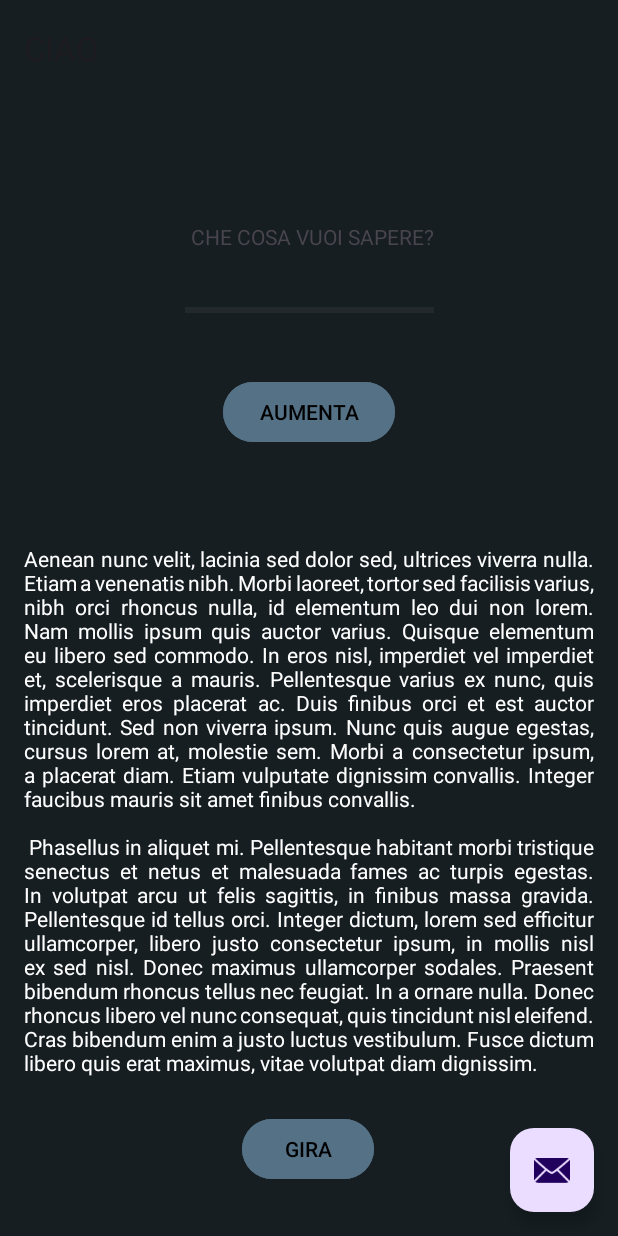
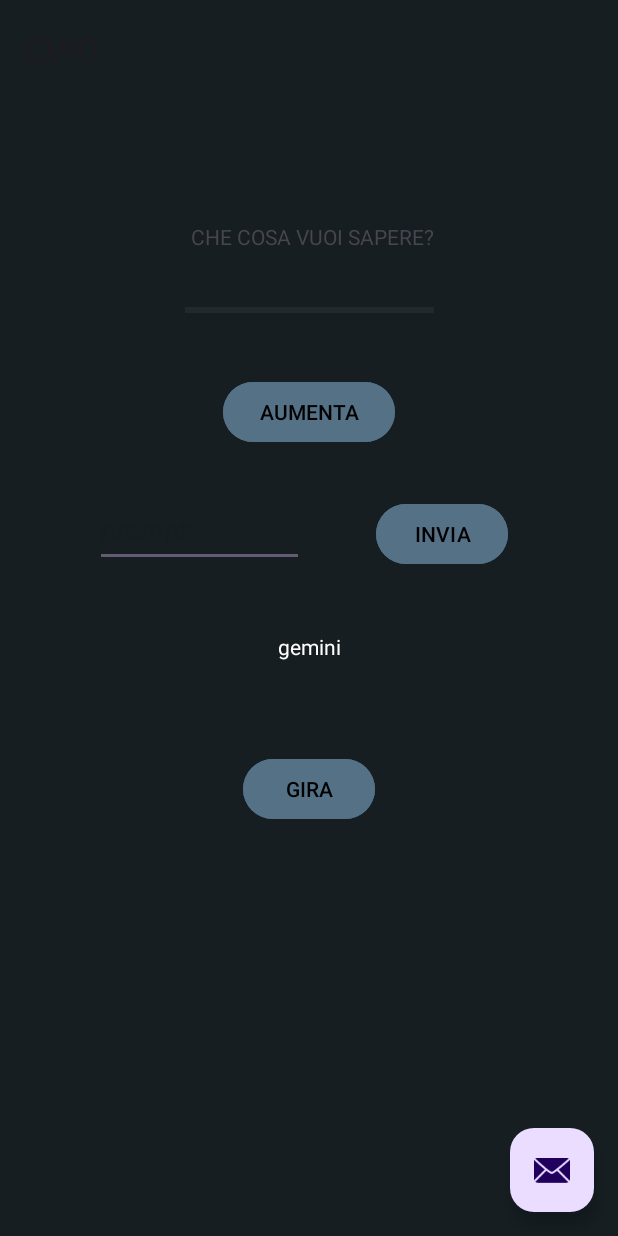
Before and after one commit to Artur73737/app-java, an Android app: the screen it shows after launch (MainActivity), on a phone screen of 412 x 824 dp. Run offline under Robolectric (Android 15) with nearby library versions, the phone set to English and light mode, and no system bars; our stand-ins replace navigation-ui; libraries missing offline, so code that uses them is left out: com.google.ai.client; 2 statements that could not run were skipped.

Commit message:
integration gemini AI

```diff
--- a/app/build.gradle.kts
+++ b/app/build.gradle.kts
@@ -42,6 +42,14 @@ dependencies {
     implementation("com.google.android.material:material:1.11.0")
     implementation("androidx.constraintlayout:constraintlayout:2.1.4")
     implementation("androidx.navigation:navigation-fragment:2.7.7")
+    // add the dependency for the Google AI client SDK for Android
+    implementation("com.google.ai.client.generativeai:generativeai:0.1.2")
+
+    // Required for one-shot operations (to use `ListenableFuture` from Reactive Streams)
+    implementation("com.google.guava:guava:31.0.1-android")
+
+    // Required for streaming operations (to use `Publisher` from Guava Android)
+    implementation("org.reactivestreams:reactive-streams:1.0.4")
     implementation("androidx.navigation:navigation-ui:2.7.7")
     testImplementation("junit:junit:4.13.2")
     androidTestImplementation("androidx.test.ext:junit:1.1.5")
--- a/app/src/main/AndroidManifest.xml
+++ b/app/src/main/AndroidManifest.xml
@@ -4,8 +4,7 @@
 
     <uses-permission android:name="android.permission.INTERNET">
     </uses-permission>
-    <uses-permission android:name="android.permission.VIBRATE">
-    </uses-permission>
+
 
     <application
         android:allowBackup="true"
--- a/app/src/main/java/com/example/home/FirstFragment.java
+++ b/app/src/main/java/com/example/home/FirstFragment.java
@@ -2,28 +2,41 @@ package com.example.home;
 
 import static androidx.core.content.ContextCompat.getSystemService;
 
+import android.adservices.common.AdData;
 import android.content.Context;
 import android.os.Bundle;
+import android.os.Handler;
+import android.os.Looper;
 import android.os.Vibrator;
 import android.view.LayoutInflater;
 import android.view.View;
 import android.view.ViewGroup;
 import android.widget.ProgressBar;
 import android.content.Context;
-
 import androidx.annotation.NonNull;
 import androidx.core.content.ContextCompat;
 import androidx.fragment.app.Fragment;
 import androidx.navigation.fragment.NavHostFragment;
+import com.example.home.databinding.FragmentFirstBinding;
+import com.google.ai.client.generativeai.GenerativeModel;
+import com.google.ai.client.generativeai.java.GenerativeModelFutures;
+import com.google.ai.client.generativeai.type.Content;
+import com.google.ai.client.generativeai.type.GenerateContentResponse;
+import com.google.common.util.concurrent.FutureCallback;
+import com.google.common.util.concurrent.Futures;
+import com.google.common.util.concurrent.ListenableFuture;
+import com.google.ai.client.generativeai.type.Content;
 
-import com.example.home.databinding.FragmentFirstBinding;
+
+import java.util.concurrent.Executor;
+import java.util.concurrent.Executors;
 
 public class FirstFragment extends Fragment {
 
     private FragmentFirstBinding binding;
 
 
-
+    String key = "AIzaSyC6TNo0LqCSmtmviQb-XVtkpFxHJREemvk";
 
     int conta=0;
 
@@ -39,6 +52,45 @@ public class FirstFragment extends Fragment {
     // Chiamato subito dopo che il layout del fragment è stato inflato
     public void onViewCreated(@NonNull View view, Bundle savedInstanceState) {
         super.onViewCreated(view, savedInstanceState);
+
+
+        GenerativeModel gm = new GenerativeModel("gemini-pro", key);
+        GenerativeModelFutures model = GenerativeModelFutures.from(gm);
+        Executor executor = Executors.newSingleThreadExecutor();
+
+        binding.inviagemini.setOnClickListener(v -> {
+            // For text-only input, use the gemini-pro model
+            String prompt=String.valueOf(binding.geminiprompt.getText());
+            Content content = new Content.Builder()
+                    .addText(prompt)
+                    .build();
+
+            ListenableFuture<GenerateContentResponse> response = model.generateContent(content);
+            Handler handler = new Handler(Looper.getMainLooper());
+            Futures.addCallback(response, new FutureCallback<GenerateContentResponse>() {
+                @Override
+                public void onSuccess(GenerateContentResponse result) {
+                    String resultText = result.getText();
+                    handler.post(() -> {
+                        binding.geminiresponse.setText(resultText);
+                    });
+                }
+
+                @Override
+                public void onFailure(Throwable t) {
+                    handler.post(()->{
+                        binding.geminiresponse.setText("fail");
+                        t.printStackTrace();
+                    });
+
+                }
+            }, executor);
+            binding.geminiprompt.setText("");
+        });
+
+
+
+
 
 
         binding.button.setOnClickListener(v -> {
--- a/app/src/main/res/layout/fragment_first.xml
+++ b/app/src/main/res/layout/fragment_first.xml
@@ -16,14 +16,15 @@
             android:id="@+id/button_first"
             android:layout_width="wrap_content"
             android:layout_height="wrap_content"
-            android:layout_marginTop="24dip"
+            android:layout_marginStart="32dip"
+            android:layout_marginTop="61dip"
+            android:layout_marginEnd="32dip"
             android:backgroundTint="@color/azzurro"
             android:text="@string/next"
             android:textColor="@color/black"
             app:layout_constraintEnd_toEndOf="parent"
-            app:layout_constraintHorizontal_bias="0.498"
             app:layout_constraintStart_toStartOf="parent"
-            app:layout_constraintTop_toBottomOf="@+id/textView2" />
+            app:layout_constraintTop_toBottomOf="@+id/geminiresponse" />
 
         <TextView
             android:id="@+id/textView"
@@ -65,23 +66,51 @@
             app:layout_constraintTop_toBottomOf="@+id/progressBar" />
 
         <TextView
-            android:id="@+id/textView2"
+            android:id="@+id/geminiresponse"
             android:layout_width="wrap_content"
             android:layout_height="wrap_content"
-            android:layout_marginStart="160dip"
-            android:layout_marginTop="64dip"
-            android:layout_marginEnd="160dip"
-            android:autoText="false"
+            android:layout_marginStart="175dip"
+            android:layout_marginTop="43dip"
+            android:layout_marginEnd="175dip"
             android:cursorVisible="false"
             android:justificationMode="inter_word"
+            android:keepScreenOn="false"
             android:scrollIndicators="right"
-            android:text="@string/lorem_ipsum1"
+            android:text="gemini"
             android:textAllCaps="false"
             android:textColor="#FFFFFF"
             android:textFontWeight="18"
             android:textStyle="italic"
             app:layout_constraintEnd_toEndOf="parent"
             app:layout_constraintStart_toStartOf="parent"
+            app:layout_constraintTop_toBottomOf="@+id/geminiprompt"
+            tools:text="prompt: " />
+
+        <Button
+            android:id="@+id/inviagemini"
+            android:layout_width="wrap_content"
+            android:layout_height="wrap_content"
+            android:layout_marginStart="8dip"
+            android:layout_marginTop="33dip"
+            android:layout_marginEnd="33dip"
+            android:backgroundTint="@color/azzurro"
+            android:text="INVIA"
+            android:textColor="@color/black"
+            app:layout_constraintEnd_toEndOf="parent"
+            app:layout_constraintStart_toEndOf="@+id/geminiprompt"
+            app:layout_constraintTop_toBottomOf="@+id/button" />
+
+        <MultiAutoCompleteTextView
+            android:id="@+id/geminiprompt"
+            android:layout_width="139dip"
+            android:layout_height="49dip"
+            android:layout_marginStart="23dip"
+            android:layout_marginTop="30dip"
+            android:layout_marginEnd="16dip"
+            android:hint="@string/prompt"
+            android:minHeight="48dip"
+            app:layout_constraintEnd_toStartOf="@+id/inviagemini"
+            app:layout_constraintStart_toStartOf="parent"
             app:layout_constraintTop_toBottomOf="@+id/button" />
 
     </androidx.constraintlayout.widget.ConstraintLayout>
--- a/app/src/main/res/values/strings.xml
+++ b/app/src/main/res/values/strings.xml
@@ -88,4 +88,5 @@
     <string name="salva">salva</string>
     <string name="multiautocompletetextview">inserisci nota</string>
     <string name="nota">"nota: "</string>
+    <string name="prompt">"prompt: "</string>
 </resources>
```
